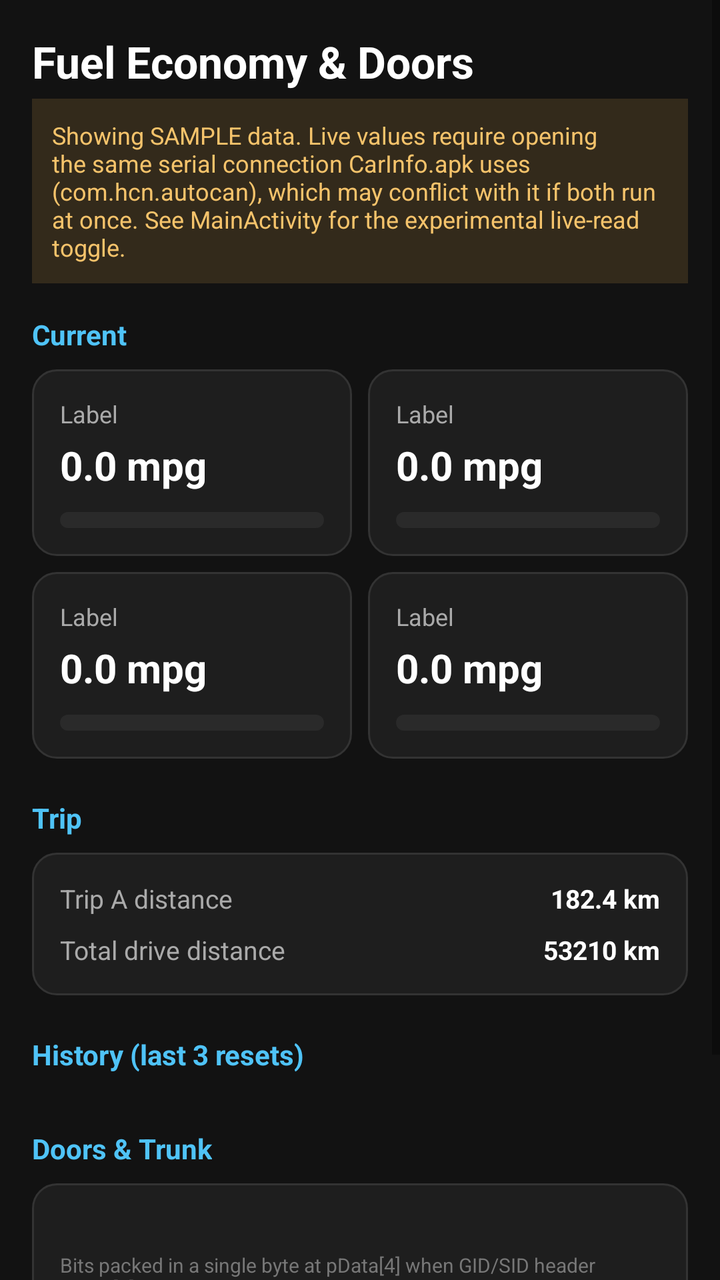
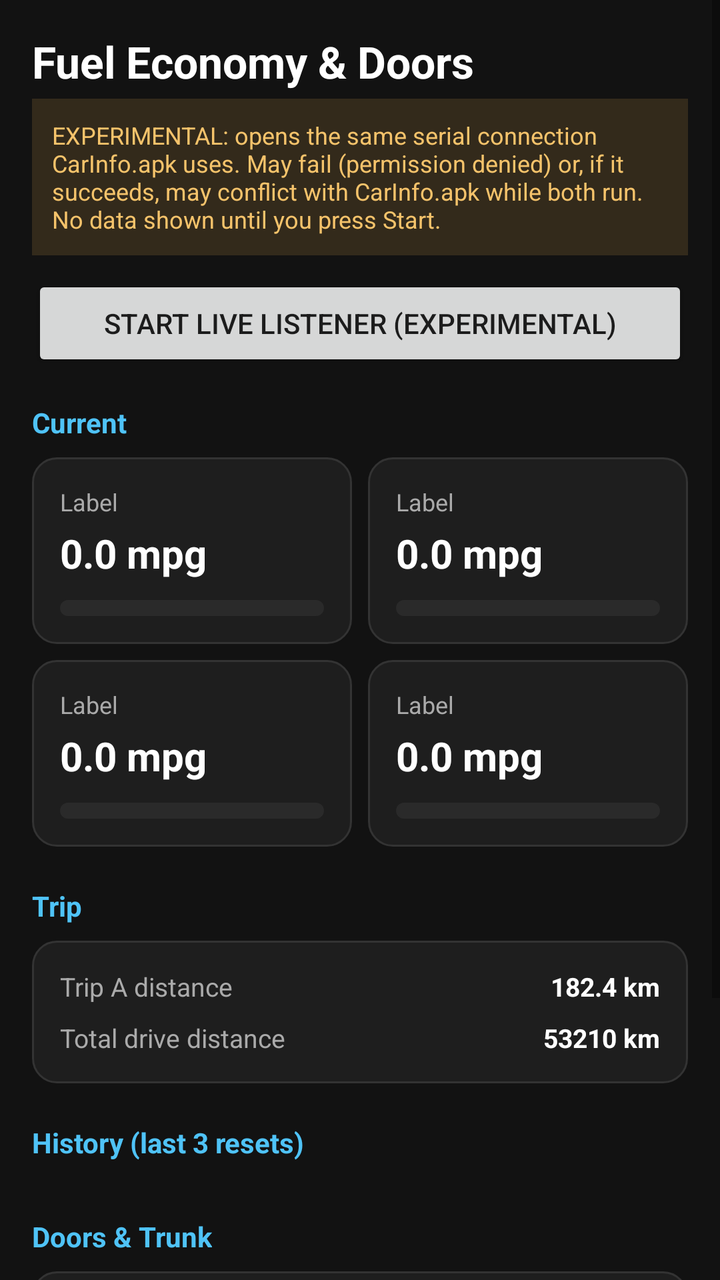

An Android layout rendered at two revisions. The XML below is the earlier revision; the diff shows what the commit changed to produce the second picture.
<!-- AndroidManifest.xml: application theme Theme.AppCompat.DayNight -->
<!-- res/layout/activity_fuel_info.xml -->
<?xml version="1.0" encoding="utf-8"?>
<ScrollView xmlns:android="http://schemas.android.com/apk/res/android"
    android:layout_width="match_parent"
    android:layout_height="match_parent"
    android:background="#121212">

    <LinearLayout
        android:layout_width="match_parent"
        android:layout_height="wrap_content"
        android:orientation="vertical"
        android:padding="16dp">

        <TextView
            android:layout_width="wrap_content"
            android:layout_height="wrap_content"
            android:text="Fuel Economy &amp; Doors"
            android:textColor="#FFFFFF"
            android:textSize="22sp"
            android:textStyle="bold" />

        <TextView
            android:id="@+id/txtDataNote"
            android:layout_width="match_parent"
            android:layout_height="wrap_content"
            android:layout_marginTop="4dp"
            android:layout_marginBottom="16dp"
            android:background="#332A1B"
            android:padding="10dp"
            android:text="Showing SAMPLE data. Live values require opening the same serial connection CarInfo.apk uses (com.hcn.autocan), which may conflict with it if both run at once. See MainActivity for the experimental live-read toggle."
            android:textColor="#F5C36B"
            android:textSize="12sp" />

        
        <TextView
            android:layout_width="wrap_content"
            android:layout_height="wrap_content"
            android:layout_marginBottom="8dp"
            android:text="Current"
            android:textColor="#4FC3F7"
            android:textSize="14sp"
            android:textStyle="bold" />

        <LinearLayout
            android:layout_width="match_parent"
            android:layout_height="wrap_content"
            android:orientation="horizontal">

            <include
                android:id="@+id/cardInstant"
                layout="@layout/item_fuel_stat"
                android:layout_width="0dp"
                android:layout_height="wrap_content"
                android:layout_marginEnd="8dp"
                android:layout_weight="1" />

            <include
                android:id="@+id/cardCurAvg"
                layout="@layout/item_fuel_stat"
                android:layout_width="0dp"
                android:layout_height="wrap_content"
                android:layout_weight="1" />
        </LinearLayout>

        <LinearLayout
            android:layout_width="match_parent"
            android:layout_height="wrap_content"
            android:layout_marginTop="8dp"
            android:orientation="horizontal">

            <include
                android:id="@+id/cardLastAvg"
                layout="@layout/item_fuel_stat"
                android:layout_width="0dp"
                android:layout_height="wrap_content"
                android:layout_marginEnd="8dp"
                android:layout_weight="1" />

            <include
                android:id="@+id/cardOverallAvg"
                layout="@layout/item_fuel_stat"
                android:layout_width="0dp"
                android:layout_height="wrap_content"
                android:layout_weight="1" />
        </LinearLayout>

        
        <TextView
            android:layout_width="wrap_content"
            android:layout_height="wrap_content"
            android:layout_marginTop="20dp"
            android:layout_marginBottom="8dp"
            android:text="Trip"
            android:textColor="#4FC3F7"
            android:textSize="14sp"
            android:textStyle="bold" />

        <LinearLayout
            android:layout_width="match_parent"
            android:layout_height="wrap_content"
            android:background="@drawable/bg_card"
            android:orientation="vertical"
            android:padding="14dp">

            <LinearLayout
                android:layout_width="match_parent"
                android:layout_height="wrap_content"
                android:orientation="horizontal"
                android:paddingBottom="8dp">

                <TextView
                    android:layout_width="0dp"
                    android:layout_height="wrap_content"
                    android:layout_weight="1"
                    android:text="Trip A distance"
                    android:textColor="#AAAAAA"
                    android:textSize="13sp" />

                <TextView
                    android:id="@+id/txtTripA"
                    android:layout_width="wrap_content"
                    android:layout_height="wrap_content"
                    android:text="182.4 km"
                    android:textColor="#FFFFFF"
                    android:textSize="13sp"
                    android:textStyle="bold" />
            </LinearLayout>

            <LinearLayout
                android:layout_width="match_parent"
                android:layout_height="wrap_content"
                android:orientation="horizontal">

                <TextView
                    android:layout_width="0dp"
                    android:layout_height="wrap_content"
                    android:layout_weight="1"
                    android:text="Total drive distance"
                    android:textColor="#AAAAAA"
                    android:textSize="13sp" />

                <TextView
                    android:id="@+id/txtDriveDistance"
                    android:layout_width="wrap_content"
                    android:layout_height="wrap_content"
                    android:text="53210 km"
                    android:textColor="#FFFFFF"
                    android:textSize="13sp"
                    android:textStyle="bold" />
            </LinearLayout>
        </LinearLayout>

        
        <TextView
            android:layout_width="wrap_content"
            android:layout_height="wrap_content"
            android:layout_marginTop="20dp"
            android:layout_marginBottom="8dp"
            android:text="History (last 3 resets)"
            android:textColor="#4FC3F7"
            android:textSize="14sp"
            android:textStyle="bold" />

        <LinearLayout
            android:id="@+id/historyContainer"
            android:layout_width="match_parent"
            android:layout_height="wrap_content"
            android:orientation="vertical" />

        
        <TextView
            android:layout_width="wrap_content"
            android:layout_height="wrap_content"
            android:layout_marginTop="20dp"
            android:layout_marginBottom="8dp"
            android:text="Doors &amp; Trunk"
            android:textColor="#4FC3F7"
            android:textSize="14sp"
            android:textStyle="bold" />

        <LinearLayout
            android:layout_width="match_parent"
            android:layout_height="wrap_content"
            android:background="@drawable/bg_card"
            android:orientation="vertical"
            android:padding="14dp">

            <LinearLayout
                android:id="@+id/doorGridRow1"
                android:layout_width="match_parent"
                android:layout_height="wrap_content"
                android:orientation="horizontal"
                android:paddingBottom="10dp" />

            <LinearLayout
                android:id="@+id/doorGridRow2"
                android:layout_width="match_parent"
                android:layout_height="wrap_content"
                android:orientation="horizontal" />

            <TextView
                android:layout_width="match_parent"
                android:layout_height="wrap_content"
                android:layout_marginTop="10dp"
                android:text="Bits packed in a single byte at pData[4] when GID/SID header pData[1]==18 (0x12). mFront=bit2 (hood), mRear=bit3 (trunk), FL=bit7, FR=bit6, RL=bit5, RR=bit4."
                android:textColor="#777777"
                android:textSize="10sp" />

            <Button
                android:id="@+id/btnPreviewDoorPopup"
                android:layout_width="match_parent"
                android:layout_height="wrap_content"
                android:layout_marginTop="12dp"
                android:text="Preview door/trunk popup" />
        </LinearLayout>

        <View
            android:layout_width="match_parent"
            android:layout_height="24dp" />

    </LinearLayout>
</ScrollView>
<!-- res/layout/item_fuel_stat.xml (included above) -->
<?xml version="1.0" encoding="utf-8"?>
<LinearLayout xmlns:android="http://schemas.android.com/apk/res/android"
    android:layout_width="match_parent"
    android:layout_height="wrap_content"
    android:background="@drawable/bg_card"
    android:orientation="vertical"
    android:padding="14dp">

    <TextView
        android:id="@+id/txtLabel"
        android:layout_width="match_parent"
        android:layout_height="wrap_content"
        android:text="Label"
        android:textColor="#AAAAAA"
        android:textSize="12sp" />

    <TextView
        android:id="@+id/txtValue"
        android:layout_width="match_parent"
        android:layout_height="wrap_content"
        android:layout_marginTop="4dp"
        android:text="0.0 mpg"
        android:textColor="#FFFFFF"
        android:textSize="20sp"
        android:textStyle="bold" />

    <ProgressBar
        android:id="@+id/progressBar"
        style="?android:attr/progressBarStyleHorizontal"
        android:layout_width="match_parent"
        android:layout_height="8dp"
        android:layout_marginTop="10dp"
        android:max="60"
        android:progress="0"
        android:progressDrawable="@drawable/progress_fuel" />

</LinearLayout>
<!-- resources referenced by this layout -->
<resources>
  <!-- drawable bg_card (drawable) -->
  <?xml version="1.0" encoding="utf-8"?>
  <shape xmlns:android="http://schemas.android.com/apk/res/android">
      <solid android:color="#1E1E1E" />
      <corners android:radius="12dp" />
      <stroke android:width="1dp" android:color="#333333" />
  </shape>
  <!-- drawable progress_fuel (drawable) -->
  <?xml version="1.0" encoding="utf-8"?>
  <layer-list xmlns:android="http://schemas.android.com/apk/res/android">
      <item android:id="@android:id/background">
          <shape>
              <solid android:color="#2A2A2A" />
              <corners android:radius="6dp" />
          </shape>
      </item>
      <item android:id="@android:id/progress">
          <clip>
              <shape>
                  <solid android:color="#4FC3F7" />
                  <corners android:radius="6dp" />
              </shape>
          </clip>
      </item>
  </layer-list>
</resources>

<!-- the commit's change to res/layout/activity_fuel_info.xml (unified diff, before → after) -->
@@ -23,12 +23,19 @@
             android:layout_width="match_parent"
             android:layout_height="wrap_content"
             android:layout_marginTop="4dp"
-            android:layout_marginBottom="16dp"
+            android:layout_marginBottom="10dp"
             android:background="#332A1B"
             android:padding="10dp"
-            android:text="Showing SAMPLE data. Live values require opening the same serial connection CarInfo.apk uses (com.hcn.autocan), which may conflict with it if both run at once. See MainActivity for the experimental live-read toggle."
+            android:text="EXPERIMENTAL: opens the same serial connection CarInfo.apk uses. May fail (permission denied) or, if it succeeds, may conflict with CarInfo.apk while both run. No data shown until you press Start."
             android:textColor="#F5C36B"
             android:textSize="12sp" />
+
+        <Button
+            android:id="@+id/btnLiveListener"
+            android:layout_width="match_parent"
+            android:layout_height="wrap_content"
+            android:layout_marginBottom="16dp"
+            android:text="Start live listener (experimental)" />
 
         
         <TextView
